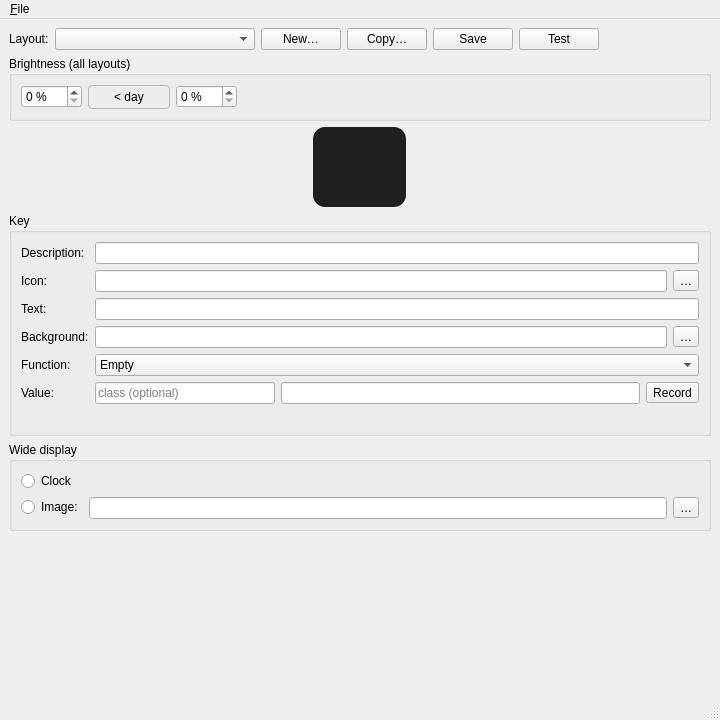
Before: the Qt Designer form layout-editor/main_window.ui in paulsommer/ulanzi-d200-tools, drawn with Qt 5.
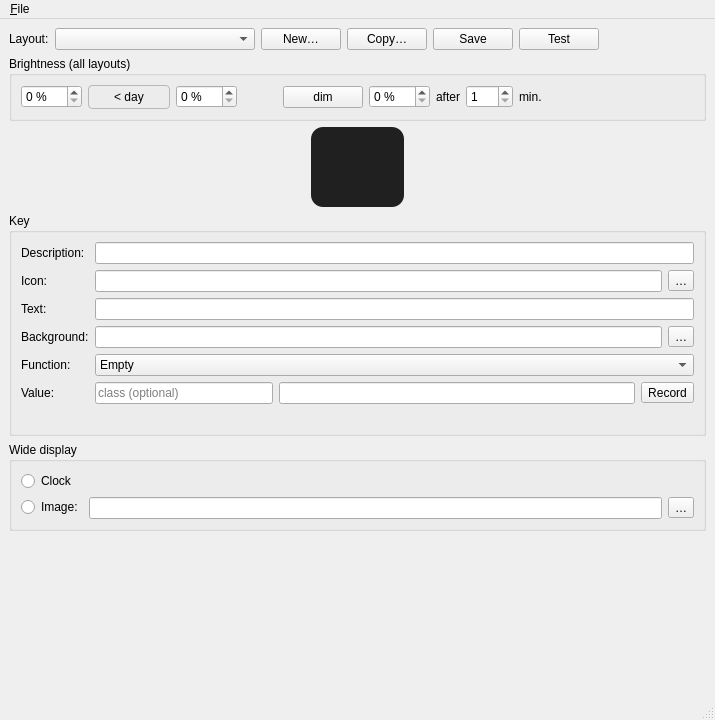
After: the same form once the commit is applied. Icons and pictures are not drawn. Custom widgets are drawn as their Qt base class.

Commit message:
Dimming after inactivity: d200-focus 1.4.0, layout editor 1.5.0
d200-focus follows the journal of ulanzi-daemon for key presses and dims
the D200 after a configurable time without one; the next key press (e.g.
the wide display) wakes it again. New D-Bus methods dim and wake. The
layout editor gets a "dim" test button, dim value and minutes, and sends
brightness changes via wake, so only d200-focus sets the brightness.

```diff
--- a/layout-editor/main_window.ui
+++ b/layout-editor/main_window.ui
@@ -6,7 +6,7 @@
    <rect>
     <x>0</x>
     <y>0</y>
-    <width>720</width>
+    <width>715</width>
     <height>720</height>
    </rect>
   </property>
@@ -152,6 +152,78 @@
          </property>
         </widget>
        </item>
+       <item>
+        <spacer name="horizontalSpacer">
+         <property name="orientation">
+          <enum>Qt::Orientation::Horizontal</enum>
+         </property>
+         <property name="sizeType">
+          <enum>QSizePolicy::Policy::Fixed</enum>
+         </property>
+         <property name="sizeHint" stdset="0">
+          <size>
+           <width>40</width>
+           <height>20</height>
+          </size>
+         </property>
+        </spacer>
+       </item>
+       <item>
+        <widget class="QPushButton" name="dimButton">
+         <property name="toolTip">
+          <string>Dim the D200 now (test); the next key press wakes it up</string>
+         </property>
+         <property name="text">
+          <string>dim</string>
+         </property>
+        </widget>
+       </item>
+       <item>
+        <widget class="QSpinBox" name="dimBrightnessSpin">
+         <property name="toolTip">
+          <string>Key brightness while dimmed</string>
+         </property>
+         <property name="keyboardTracking">
+          <bool>false</bool>
+         </property>
+         <property name="suffix">
+          <string> %</string>
+         </property>
+         <property name="maximum">
+          <number>100</number>
+         </property>
+        </widget>
+       </item>
+       <item>
+        <widget class="QLabel" name="dimAfterLabel">
+         <property name="text">
+          <string>after</string>
+         </property>
+        </widget>
+       </item>
+       <item>
+        <widget class="QSpinBox" name="dimMinutesSpin">
+         <property name="toolTip">
+          <string>Dim after this many minutes without a key press on the D200</string>
+         </property>
+         <property name="keyboardTracking">
+          <bool>false</bool>
+         </property>
+         <property name="minimum">
+          <number>1</number>
+         </property>
+         <property name="maximum">
+          <number>999</number>
+         </property>
+        </widget>
+       </item>
+       <item>
+        <widget class="QLabel" name="dimMinutesLabel">
+         <property name="text">
+          <string>min.</string>
+         </property>
+        </widget>
+       </item>
        <item>
         <spacer name="brightnessSpacer">
          <property name="orientation">
@@ -463,7 +535,7 @@
     <rect>
      <x>0</x>
      <y>0</y>
-     <width>720</width>
+     <width>715</width>
      <height>30</height>
     </rect>
    </property>
```
The commit also changes 6 other files.
